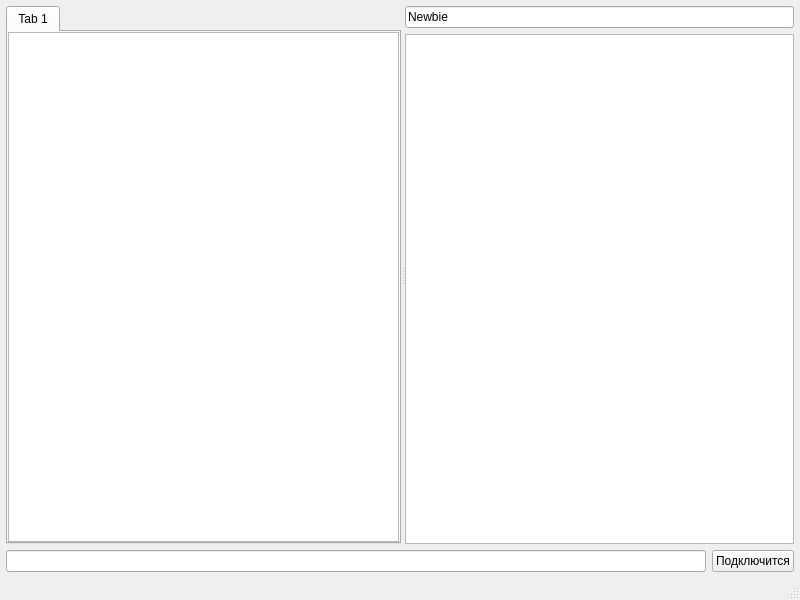
Old version of the form trunk/src/schat/schatwindow.ui in the repository JohnBuckleyGitHub/schat.
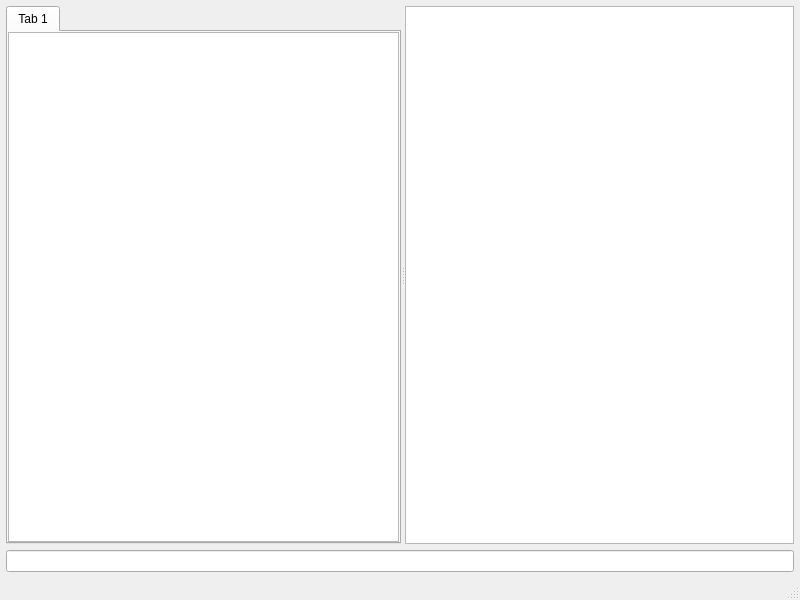
New version of the form.

Commit message: [+] Заглушка QInputDialog вместо поля ввода и кнопки, для ввода ника и подключения.

What changed in the file:
```diff
--- a/trunk/src/schat/schatwindow.ui
+++ b/trunk/src/schat/schatwindow.ui
@@ -103,13 +103,6 @@
           <property name="rightMargin" >
            <number>0</number>
           </property>
-          <item>
-           <widget class="QLineEdit" name="lineEdit_2" >
-            <property name="text" >
-             <string>Newbie</string>
-            </property>
-           </widget>
-          </item>
           <item>
            <widget class="QListView" name="listView" >
             <property name="focusPolicy" >
@@ -132,13 +125,6 @@
         <item>
          <widget class="QLineEdit" name="lineEdit" />
         </item>
-        <item>
-         <widget class="QPushButton" name="pushButton" >
-          <property name="text" >
-           <string>Подключится</string>
-          </property>
-         </widget>
-        </item>
        </layout>
       </item>
      </layout>
```
Left out of the diff: 2 changed lines with no effect on the pictures. The commit also changes 2 other files.
